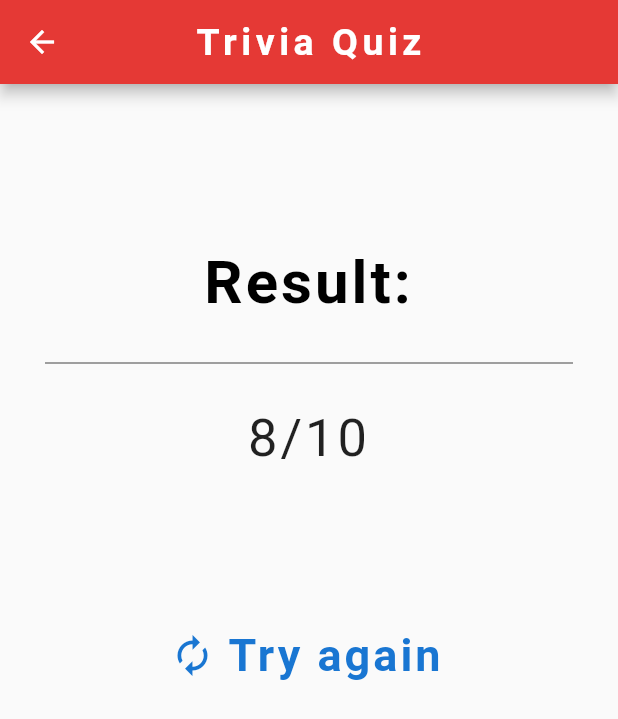
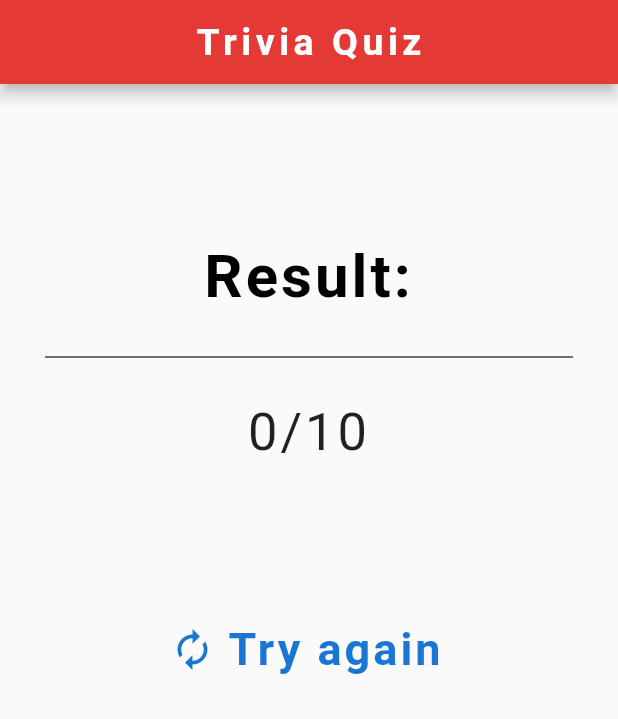
Before and after one commit to karina-nosenko/Trivia-Quiz, a Flutter app: the Result screen opened by its route, on a phone screen of 412 x 824 dp. Shown: the top 719 px of the screen. Run offline on Flutter 3.47's test engine with Material 2 defaults, Android fonts, the phone set to English and light mode, and no system bars.

Commit message:
Made working "try again" button to start the quiz again after viewing the results

```diff
--- a/lib/content.dart
+++ b/lib/content.dart
@@ -3,6 +3,8 @@ import 'questions_structure.dart';
 
 /*Initializing the quiz object*/
 Quiz init(){
+
+  ///The quiz must be initialized with 10 questions with 3 answers for each.
 
   Quiz trivia = Quiz(<Question>[
     Question('What was the original name for Facebook?',
--- a/lib/questions_structure.dart
+++ b/lib/questions_structure.dart
@@ -22,7 +22,8 @@ class Question{
 that counts the number of times the user choose the right answer*/
 class Quiz{
 
-  List <Question> questions = [];          //10 questions of the quiz
+  List <Question> questions = [];         //10 questions of the quiz
+  static int numOfRightAnswers = 0;       //count the correct answers
 
   Quiz(List q){
     this.questions = q;
--- a/lib/result_page.dart
+++ b/lib/result_page.dart
@@ -1,12 +1,9 @@
 import 'package:flutter/material.dart';
-import 'main.dart';
+import 'questions_structure.dart';
 
-void main() => runApp( MaterialApp(
-  routes: {
-    '/':(context) => Result(),
-    '/Home':(context) => Home(),
-  },
-));
+///This page displays the result of the quiz:
+///the number of right answers the user did.
+///And also has an option to start the quiz over
 
 class Result extends StatefulWidget {
   @override
@@ -19,6 +16,7 @@ class _ResultState extends State<Result> {
   Widget build(BuildContext context) {
 
     return Scaffold(
+      ///display the top bar of that page
       appBar: AppBar(
         title: Text(
             'Trivia Quiz',
@@ -29,24 +27,17 @@ class _ResultState extends State<Result> {
             )
         ),
         centerTitle: true,
+        automaticallyImplyLeading: false,
         backgroundColor: Colors.red[600],
       ),
+      ///display the body of that page
       body: Padding(
         padding: const EdgeInsets.symmetric(vertical: 0,horizontal: 30),
         child: Column(
           mainAxisAlignment: MainAxisAlignment.start,
           children: <Widget> [
-            SizedBox( height: 60,),
-            Center(
-              child: Text(
-                '',
-                textAlign: TextAlign.center,
-                style: TextStyle(
-                  fontSize:25,
-                ),
-              ),
-            ),
-            SizedBox( height: 20,),
+            SizedBox( height: 105,),
+            ///display the header "Result"
             Center(
               child: Text(
                 'Result:',
@@ -59,13 +50,16 @@ class _ResultState extends State<Result> {
                 ),
               ),
             ),
+            ///display the dividing line between the header and the result of the quiz
             Divider(
               height: 60,
               color: Colors.grey[800],
+              thickness: 1.0,
             ),
+            ///display the number of right answers the user did
             Center(
               child: Text(
-                '8/10',
+                '${Quiz.numOfRightAnswers}/10',
                 textAlign: TextAlign.center,
                 style: TextStyle(
                   fontSize:35,
@@ -74,11 +68,11 @@ class _ResultState extends State<Result> {
               ),
             ),
             SizedBox( height: 100,),
+            ///display button to start the quiz over
             FlatButton.icon(
               onPressed: () {
-                //Navigator.popUntil(context,ModalRoute.withName('/Home'));
-                Navigator.pushReplacementNamed(context, '/Home');
-                //Navigator.pop(context);
+                Quiz.numOfRightAnswers=0; ///zero the number of right answers before returning
+                Navigator.pop(context);
               },
               icon: Icon(
                 Icons.autorenew_outlined,
```
Also changed, not shown: lib/main.dart (+45 -16 lines).
